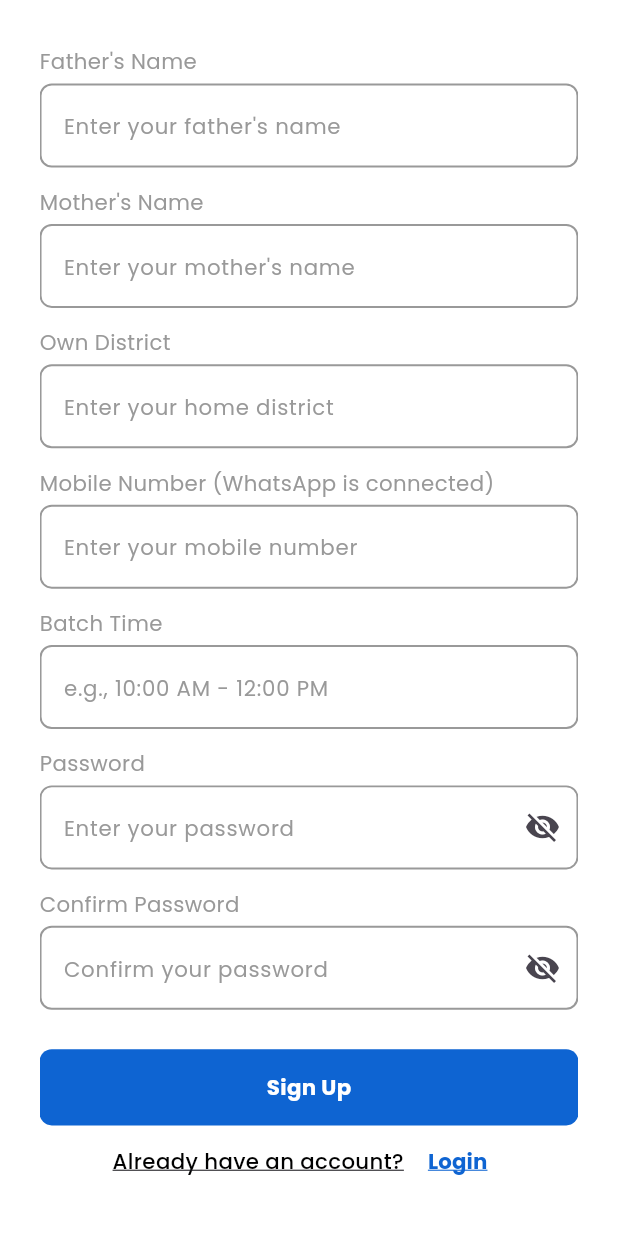
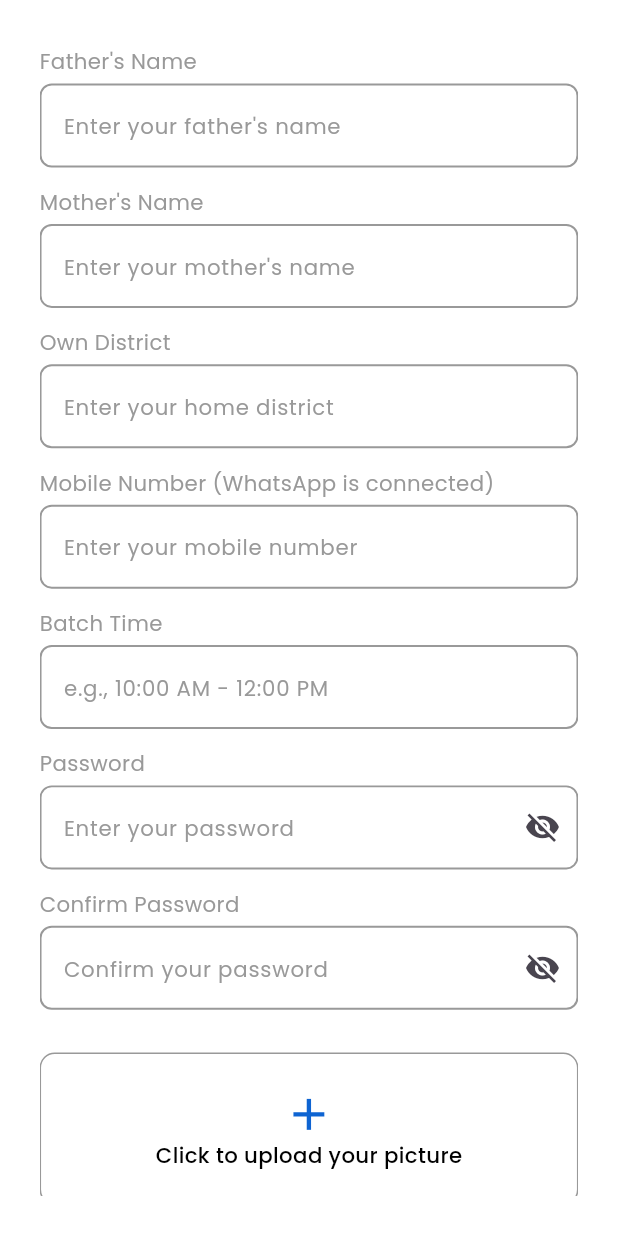
Before and after one commit to Ztrios/Learning-Management, a Flutter app: the screen it shows after launch, scrolled down 257 dp, on a phone screen of 412 x 824 dp. Run offline on Flutter 3.47's test engine with Material 3 defaults, Android fonts, the phone set to English and light mode, and no system bars; drawn by our look-alikes of toastification; our stand-ins replace awesome_notifications, better_player_plus, cached_network_image, dartz, date_picker_timeline, dio and 19 more; missing offline and left inert: defer_pointer, flutter_cached_pdfview, flutter_file_downloader; accounts and stored records are empty.

Commit message:
:art:[Design]: Profile picture uploading ui design created in sign up page.

```diff
--- a/lib/features/authentication/presentation/pages/sign_up_page.dart
+++ b/lib/features/authentication/presentation/pages/sign_up_page.dart
@@ -3,7 +3,9 @@ import 'package:flutter_screenutil/flutter_screenutil.dart';
 import 'package:go_router/go_router.dart';
 import 'package:learning_management/core/utils/styles/app_colors.dart';
 import 'package:learning_management/core/utils/styles/app_text_styles.dart';
+import 'package:learning_management/core/utils/ui_helpers/alignments.dart';
 import 'package:learning_management/core/utils/ui_helpers/paddings.dart';
+import 'package:learning_management/core/utils/ui_helpers/radius.dart';
 import 'package:learning_management/core/utils/ui_helpers/spacing.dart';
 import 'package:learning_management/features/authentication/presentation/pages/log_in_page.dart';
 import 'package:learning_management/widgets/buttons/primary_button.dart';
@@ -110,6 +112,36 @@ class SignUpPage extends StatelessWidget {
                       showObscureButton: true
                     ),
 
+                    gap2,
+
+                    InkWell(
+                      onTap: (){},
+                      child: Container(
+                        width: 1.sw,
+                        height: 100.h,
+                        decoration: BoxDecoration(
+                          borderRadius: radius10,
+                          border: Border.all(
+                            color: AppColors.grey
+                          )
+                        ),
+                        child: Column(
+                          crossAxisAlignment: crossCenter,
+                          mainAxisAlignment: mainCenter,
+                          children: [
+
+                            Icon(Icons.add,color: AppColors.blueLight, size: 35.sp),
+
+                            Text(
+                              "Click to upload your picture",
+                              style: AppTextStyles.titleSmall,
+                            ),
+
+                          ],
+                        ),
+                      ),
+                    )
+
 
                   ],
                 ),
```
